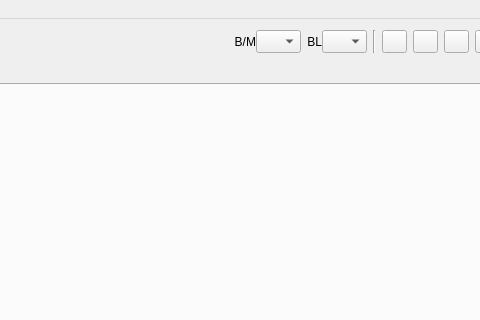
The window that src/MainWindow.ui (oli-kester/kepler34) describes before a commit, drawn with Qt 5; both pictures show x 192 to 672 and y 0 to 320 of the 800 by 450 pixel window.
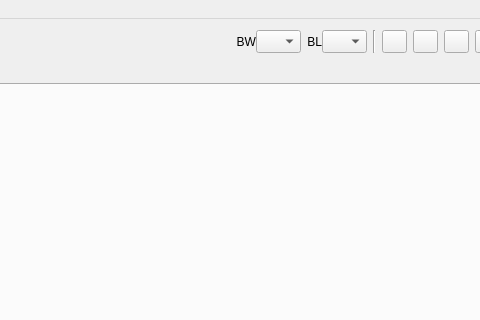
The same window after the commit. Icons and pictures are not drawn.

```diff
--- a/src/MainWindow.ui
+++ b/src/MainWindow.ui
@@ -79,7 +79,7 @@
          <enum>Qt::LeftToRight</enum>
         </property>
         <property name="text">
-         <string>B/M</string>
+         <string>BW</string>
         </property>
         <property name="alignment">
          <set>Qt::AlignRight|Qt::AlignTrailing|Qt::AlignVCenter</set>
```
